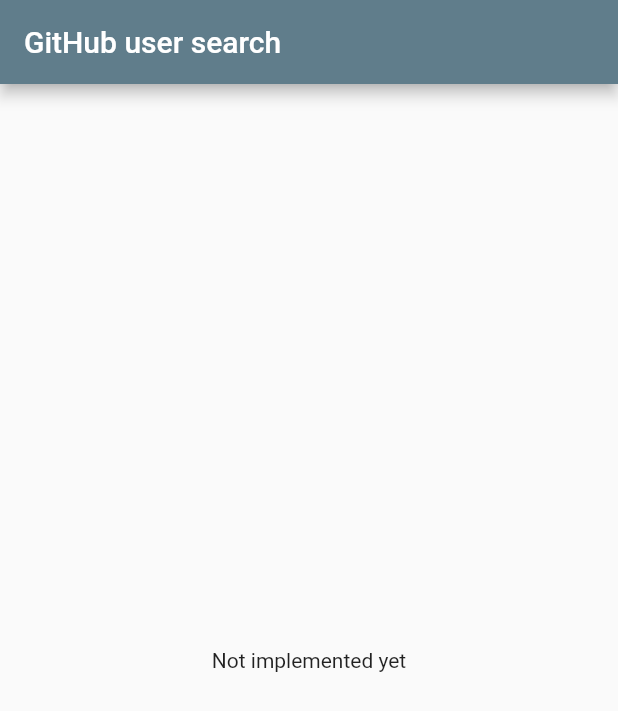
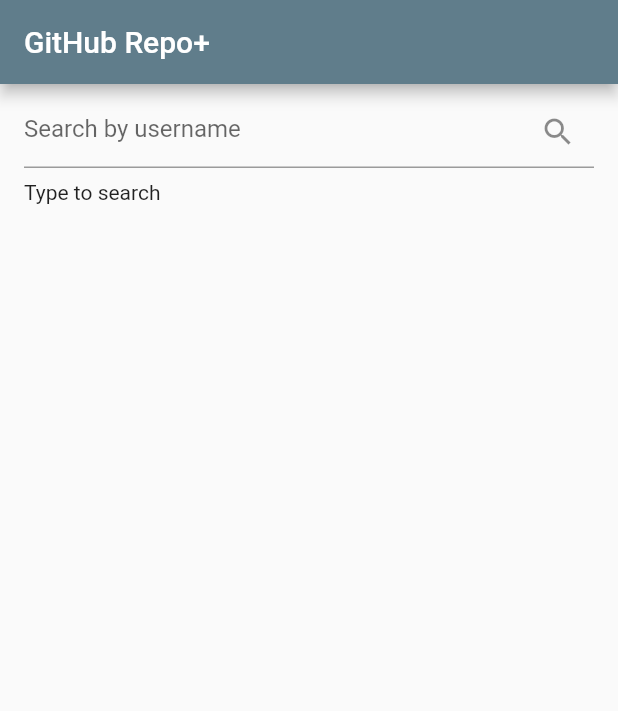
Before and after one commit to usenbekov/flutter_github_user_search, a Flutter app: the screen it shows after launch, on a phone screen of 412 x 824 dp. Shown: the top 711 px of the screen. Run offline on Flutter 3.47's test engine with Material 2 defaults, Android fonts, the phone set to English and light mode, and no system bars; our stand-ins replace bloc, dartz, equatable, flutter_bloc, flutter_dotenv, get_it.

Commit message:
feat: add prentation layer

```diff
--- a/lib/features/user/data/datasources/user_remote_data_source.dart
+++ b/lib/features/user/data/datasources/user_remote_data_source.dart
@@ -1,5 +1,6 @@
 import 'dart:convert';
 
+import 'package:flutter_dotenv/flutter_dotenv.dart';
 import 'package:flutter_github_user_search/core/error/exceptions.dart';
 import 'package:flutter_github_user_search/features/user/data/models/user_model.dart';
 import 'package:http/http.dart' as http;
@@ -15,7 +16,7 @@
 
   Uri createUri(String? url) => Uri.parse(url ?? '');
   Uri createUriForSearch(String? keyword) =>
-      createUri('https://api.github.com/search/users?q=$keyword');
+      createUri('${dotenv.env['GITHUB_ENDPOINT']}/search/users?q=$keyword');
 
   @override
   Future<List<UserModel>>? searchUser(String keyword) async {
@@ -32,7 +33,10 @@
   Future<Map> _request(Uri uri) async {
     final response = await client.get(
       uri,
-      headers: {'Content-Type': 'application/json'},
+      headers: {
+        'Content-Type': 'application/json',
+        'Authorization': 'Bearer ${dotenv.env['GITHUB_TOKEN']}',
+      },
     );
     if (response.statusCode == 200) {
       return json.decode(response.body);
--- /dev/null
+++ b/lib/features/user/presentation/bloc/user_search_bloc.dart
@@ -0,0 +1,48 @@
+import 'package:bloc/bloc.dart';
+import 'package:equatable/equatable.dart';
+import 'package:flutter_github_user_search/core/error/failures.dart';
+import 'package:flutter_github_user_search/core/util/debounce.dart';
+import 'package:flutter_github_user_search/features/user/domain/entities/user.dart';
+import 'package:flutter_github_user_search/features/user/domain/usecases/search_user.dart';
+
+part 'user_search_event.dart';
+part 'user_search_state.dart';
+
+const searchDebaunceId = 'UserSearchBlocDebaunceId';
+const serverFailureMsg = 'Server failure!';
+
+class UserSearchBloc extends Bloc<UserSearchEvent, UserSearchState> {
+  final SearchUser searchUser;
+
+  UserSearchBloc({
+    required this.searchUser,
+  }) : super(Initial()) {
+    on<UserSearchEvent>((event, emit) async {
+      if (event is SearchUserWithKeyword) {
+        Debounce.cancel(searchDebaunceId);
+        if (event.keyword.isEmpty) {
+          emit((Initial()));
+        } else {
+          emit(Loading());
+          if (await Debounce.canContinue(searchDebaunceId, ms: 700)) {
+            final result = await searchUser(Params(value: event.keyword));
+            result!.fold((failure) {
+              emit(Error(msg: _failureToMessage(failure)));
+            }, (users) {
+              emit(Loaded(users: users));
+            });
+          }
+        }
+      }
+    });
+  }
+}
+
+String _failureToMessage(Failure failure) {
+  switch (failure.runtimeType) {
+    case ServerFailure:
+      return serverFailureMsg;
+    default:
+      return 'Unexpected error!';
+  }
+}
--- /dev/null
+++ b/lib/features/user/presentation/bloc/user_search_event.dart
@@ -0,0 +1,17 @@
+part of 'user_search_bloc.dart';
+
+abstract class UserSearchEvent extends Equatable {
+  const UserSearchEvent();
+
+  @override
+  List<Object> get props => [];
+}
+
+class SearchUserWithKeyword extends UserSearchEvent {
+  final String keyword;
+
+  const SearchUserWithKeyword(this.keyword);
+
+  @override
+  List<Object> get props => [keyword];
+}
--- /dev/null
+++ b/lib/features/user/presentation/bloc/user_search_state.dart
@@ -0,0 +1,30 @@
+part of 'user_search_bloc.dart';
+
+abstract class UserSearchState extends Equatable {
+  const UserSearchState();
+
+  @override
+  List<Object> get props => [];
+}
+
+class Initial extends UserSearchState {}
+
+class Loading extends UserSearchState {}
+
+class Loaded extends UserSearchState {
+  final List<User> users;
+
+  const Loaded({required this.users});
+
+  @override
+  List<Object> get props => [...users];
+}
+
+class Error extends UserSearchState {
+  final String msg;
+
+  const Error({required this.msg});
+
+  @override
+  List<Object> get props => [msg];
+}
--- a/lib/features/user/presentation/pages/user_search_page.dart
+++ b/lib/features/user/presentation/pages/user_search_page.dart
@@ -1,4 +1,11 @@
 import 'package:flutter/material.dart';
+import 'package:flutter_bloc/flutter_bloc.dart';
+import 'package:flutter_github_user_search/features/user/presentation/bloc/user_search_bloc.dart';
+import 'package:flutter_github_user_search/features/user/presentation/widgets/loading_widget.dart';
+import 'package:flutter_github_user_search/features/user/presentation/widgets/msg_widget.dart';
+import 'package:flutter_github_user_search/features/user/presentation/widgets/search_field_widget.dart';
+import 'package:flutter_github_user_search/features/user/presentation/widgets/user_list_widget.dart';
+import 'package:flutter_github_user_search/service_locator.dart';
 
 class UserSearchPage extends StatelessWidget {
   const UserSearchPage({Key? key}) : super(key: key);
@@ -7,11 +14,51 @@
   Widget build(BuildContext context) {
     return Scaffold(
       appBar: AppBar(
-        title: const Text('GitHub user search'),
+        title: const Text('GitHub Repo+'),
       ),
-      body: const Center(
-        child: Text('Not implemented yet'),
+      body: BlocProvider(
+        create: (_) => sl<UserSearchBloc>(),
+        child: const Padding(
+          padding: EdgeInsets.symmetric(horizontal: 16),
+          child: _UserSearchPage(),
+        ),
       ),
     );
   }
 }
+
+class _UserSearchPage extends StatelessWidget {
+  const _UserSearchPage({Key? key}) : super(key: key);
+
+  @override
+  Widget build(BuildContext context) {
+    return Column(
+      crossAxisAlignment: CrossAxisAlignment.start,
+      children: [
+        const SizedBox(height: 8),
+        SearchFieldWidget(onInputChanged: (value) {
+          context.read<UserSearchBloc>().add(SearchUserWithKeyword(value));
+        }),
+        Expanded(
+          child: BlocBuilder<UserSearchBloc, UserSearchState>(
+            builder: (context, state) {
+              if (state is Initial) {
+                return const MsgWidget(msg: 'Type to search');
+              } else if (state is Loading) {
+                return Column(children: const [LoadingWidget()]);
+              } else if (state is Loaded) {
+                if (state.users.isEmpty) {
+                  return const MsgWidget(msg: 'No results');
+                }
+                return UserListWidget(users: state.users);
+              } else if (state is Error) {
+                return MsgWidget(msg: state.msg, color: Colors.redAccent);
+              }
+              return Container();
+            },
+          ),
+        ),
+      ],
+    );
+  }
+}
--- /dev/null
+++ b/lib/features/user/presentation/widgets/msg_widget.dart
@@ -0,0 +1,15 @@
+import 'package:flutter/material.dart';
+
+class MsgWidget extends StatelessWidget {
+  final String msg;
+  final Color? color;
+  const MsgWidget({Key? key, required this.msg, this.color}) : super(key: key);
+
+  @override
+  Widget build(BuildContext context) {
+    return Padding(
+      padding: const EdgeInsets.symmetric(vertical: 8),
+      child: Text(msg, style: TextStyle(color: color)),
+    );
+  }
+}
--- /dev/null
+++ b/lib/features/user/presentation/widgets/search_field_widget.dart
@@ -0,0 +1,28 @@
+import 'package:flutter/material.dart';
+
+class SearchFieldWidget extends StatefulWidget {
+  final void Function(String value) onInputChanged;
+  const SearchFieldWidget({Key? key, required this.onInputChanged})
+      : super(key: key);
+
+  @override
+  State<SearchFieldWidget> createState() => _SearchFieldWidgetState();
+}
+
+class _SearchFieldWidgetState extends State<SearchFieldWidget> {
+  final controller = TextEditingController(text: '');
+
+  @override
+  Widget build(BuildContext context) {
+    return TextField(
+      controller: controller,
+      decoration: const InputDecoration(
+        hintText: 'Search by username',
+        suffixIcon: Icon(Icons.search),
+      ),
+      onChanged: (val) {
+        widget.onInputChanged(val);
+      },
+    );
+  }
+}
--- a/lib/main.dart
+++ b/lib/main.dart
@@ -1,8 +1,12 @@
 import 'package:flutter/material.dart';
+import 'package:flutter_dotenv/flutter_dotenv.dart';
 import 'features/user/presentation/pages/user_search_page.dart';
+import './service_locator.dart' as sl;
 
-void main() {
+void main() async {
   WidgetsFlutterBinding.ensureInitialized();
+  await dotenv.load(fileName: ".env");
+  await sl.init();
   runApp(const MyApp());
 }
 
@@ -12,7 +16,8 @@
   @override
   Widget build(BuildContext context) {
     return MaterialApp(
-      title: 'GitHub user search',
+      title: 'GitHub Repo+',
+      debugShowCheckedModeBanner: false,
       theme: ThemeData(
         primarySwatch: Colors.blueGrey,
       ),
--- a/pubspec.yaml
+++ b/pubspec.yaml
@@ -17,6 +17,9 @@
   equatable: ^2.0.5
   dartz: ^0.10.1
   http: ^0.13.5
+  flutter_bloc: ^8.1.1
+  get_it: ^7.2.0
+  flutter_dotenv: ^5.0.2
 
 dev_dependencies:
   flutter_test:
@@ -28,3 +31,6 @@
 
 flutter:
   uses-material-design: true
+
+  assets:
+    - .env
```
Also changed, not shown: lib/core/util/debounce.dart (added, +27 -0 lines), lib/features/user/presentation/widgets/loading_widget.dart (added, +17 -0 lines), lib/features/user/presentation/widgets/user_list_widget.dart (added, +37 -0 lines), lib/service_locator.dart (added, +30 -0 lines), pubspec.lock, 1 other file.
